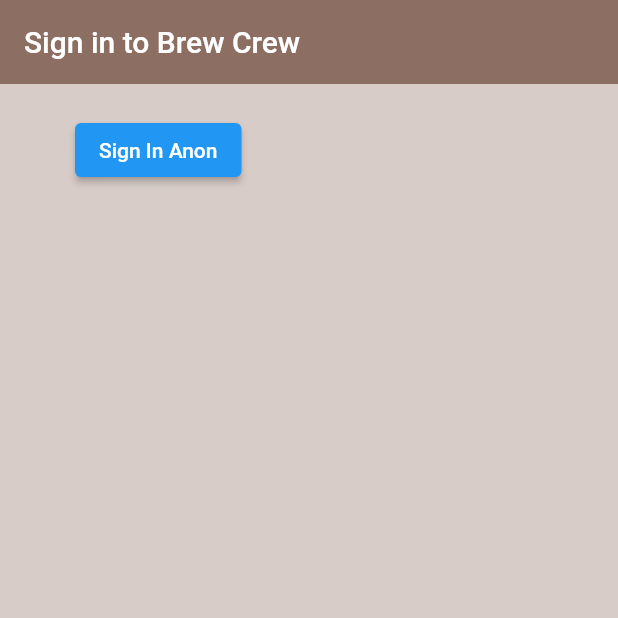
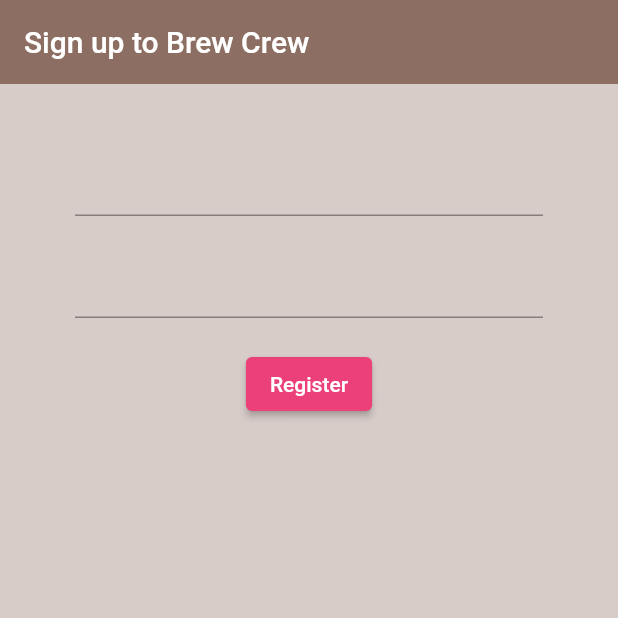
Before and after one commit to daktari01/brew_crew, a Flutter app: the screen it shows after launch, on a phone screen of 412 x 824 dp, the top half of it. Run offline on Flutter 3.47's test engine with Material 2 defaults, Android fonts, the phone set to English and light mode, and no system bars; our stand-ins replace firebase_auth, firebase_core; accounts and stored records are empty.

Commit message:
Sign in and register forms

```diff
--- a/lib/screens/authenticate/authenticate.dart
+++ b/lib/screens/authenticate/authenticate.dart
@@ -1,3 +1,4 @@
+import 'package:brew_crew/screens/authenticate/register.dart';
 import 'package:brew_crew/screens/authenticate/sign_in.dart';
 import 'package:flutter/material.dart';
 
@@ -12,7 +13,7 @@ class _AuthenticateState extends State<Authenticate> {
   @override
   Widget build(BuildContext context) {
     return Container(
-       child: SignIn(),
+       child: Register(),
     );
   }
 }
--- /dev/null
+++ b/lib/screens/authenticate/register.dart
@@ -0,0 +1,68 @@
+import 'package:brew_crew/services/auth.dart';
+import 'package:flutter/material.dart';
+
+class Register extends StatefulWidget {
+  @override
+  _RegisterState createState() => _RegisterState();
+}
+
+class _RegisterState extends State<Register> {
+
+  final AuthService _auth = AuthService();
+
+  // Text field state
+  String email = '';
+  String password = '';
+
+  @override
+  Widget build(BuildContext context) {
+    return Scaffold(
+      backgroundColor: Colors.brown[100],
+      appBar: AppBar(
+        backgroundColor: Colors.brown[400],
+        elevation: 0.0,
+        title: Text('Sign up to Brew Crew'),
+      ),
+      body: Container(
+          padding: EdgeInsets.symmetric(vertical: 20.0, horizontal: 50.0),
+          child: Form(
+              child: Column(
+                children: [
+                  SizedBox(height: 20.0),
+                  TextFormField(
+                    onChanged: (val) {
+                      setState(() {
+                        email = val;
+                      });
+                    },
+                  ),
+                  SizedBox(height: 20.0),
+                  TextFormField(
+                    obscureText: true,
+                    onChanged: (val) {
+                      setState(() {
+                        password = val;
+                      });
+                    },
+                  ),
+                  SizedBox(height: 20.0),
+                  ElevatedButton(
+                    onPressed: () async {
+                      print('********************');
+                      print('Email: $email and Password: $password');
+                      print('********************');
+                    },
+                    child: Text(
+                        'Register'
+                    ),
+                    style: ElevatedButton.styleFrom(
+                      primary: Colors.pink[400],
+                    ),
+                  )
+                ],
+              )
+          )
+      ),
+    );
+  }
+}
```
Also changed, not shown: lib/screens/authenticate/sign_in.dart (+41 -12 lines).
